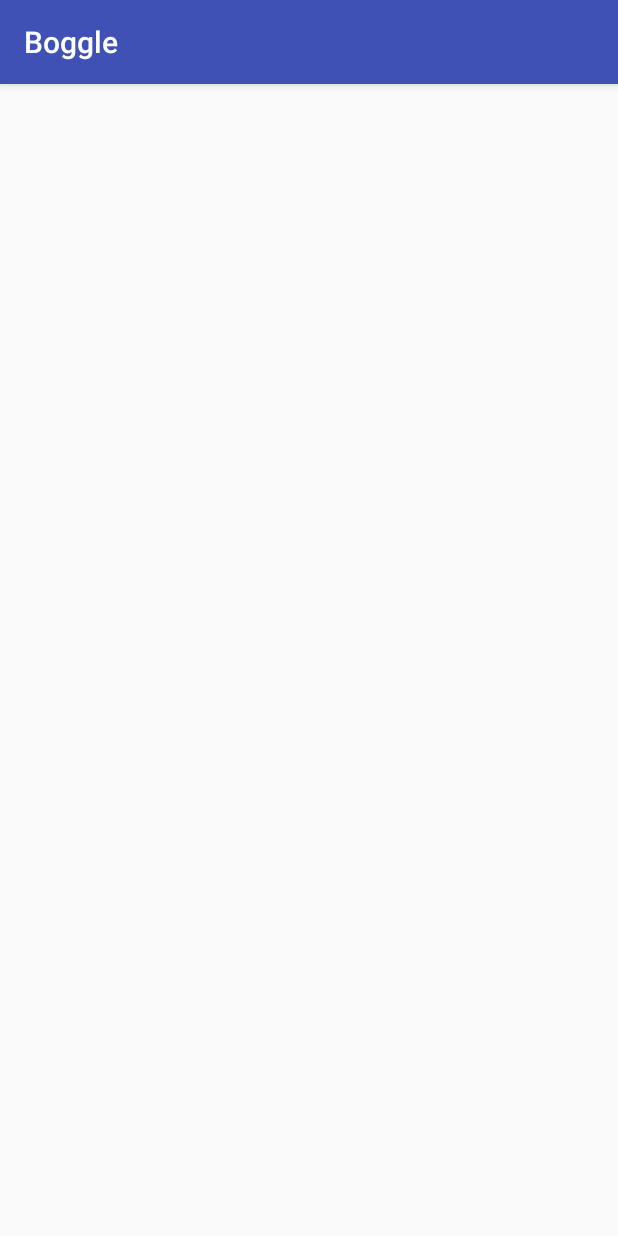
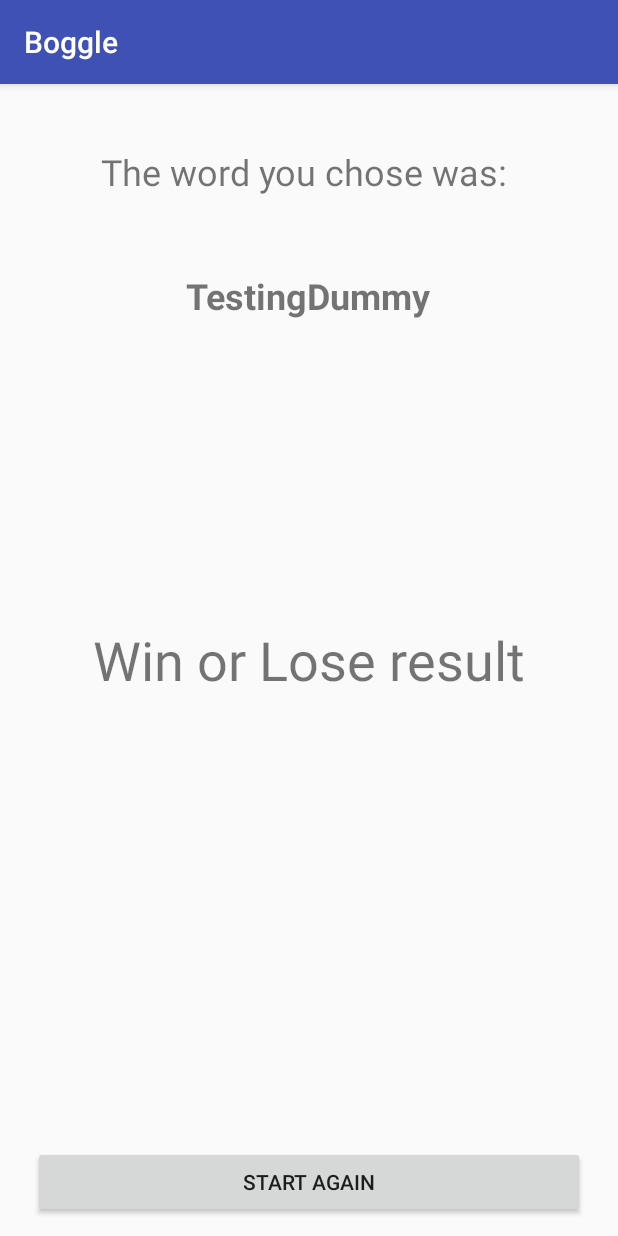
Before and after one commit to doomcatLee/Boggle, an Android app: the ResultActivity screen opened directly, with no data from a screen before it, on a phone screen of 412 x 824 dp. Run offline under Robolectric (Android 15) with nearby library versions, the phone set to English and light mode, and no system bars.

Commit message:
add relativelayout instead of constraint layout

```diff
--- a/app/build.gradle
+++ b/app/build.gradle
@@ -26,5 +26,6 @@ dependencies {
     })
     compile 'com.android.support:appcompat-v7:25.3.1'
     compile 'com.android.support.constraint:constraint-layout:1.0.2'
+    compile 'com.jakewharton:butterknife:7.0.1'
     testCompile 'junit:junit:4.12'
 }
--- a/app/src/main/java/com/example/guest/boggle/ResultActivity.java
+++ b/app/src/main/java/com/example/guest/boggle/ResultActivity.java
@@ -10,4 +10,6 @@ public class ResultActivity extends AppCompatActivity {
         super.onCreate(savedInstanceState);
         setContentView(R.layout.activity_result);
     }
+
+
 }
--- a/app/src/main/res/layout/activity_result.xml
+++ b/app/src/main/res/layout/activity_result.xml
@@ -1,9 +1,55 @@
 <?xml version="1.0" encoding="utf-8"?>
-<android.support.constraint.ConstraintLayout xmlns:android="http://schemas.android.com/apk/res/android"
+<RelativeLayout xmlns:android="http://schemas.android.com/apk/res/android"
     xmlns:app="http://schemas.android.com/apk/res-auto"
     xmlns:tools="http://schemas.android.com/tools"
     android:layout_width="match_parent"
     android:layout_height="match_parent"
     tools:context="com.example.guest.boggle.ResultActivity">
 
-</android.support.constraint.ConstraintLayout>
+    <TextView
+        android:id="@+id/textView"
+        android:layout_width="wrap_content"
+        android:layout_height="wrap_content"
+        android:text="The word you chose was: "
+        android:textSize="24sp"
+        tools:layout_editor_absoluteX="56dp"
+        tools:layout_editor_absoluteY="42dp"
+        android:layout_alignParentTop="true"
+        android:layout_centerHorizontal="true"
+        android:layout_marginTop="42dp" />
+
+    <Button
+        android:id="@+id/button"
+        android:layout_width="368dp"
+        android:layout_height="wrap_content"
+        android:text="Start Again"
+        tools:layout_editor_absoluteX="8dp"
+        tools:layout_editor_absoluteY="447dp"
+        android:layout_marginBottom="12dp"
+        android:layout_alignParentBottom="true"
+        android:layout_centerHorizontal="true" />
+
+    <TextView
+        android:id="@+id/textView2"
+        android:layout_width="wrap_content"
+        android:layout_height="wrap_content"
+        android:text="TestingDummy"
+        android:textSize="24sp"
+        android:textStyle="bold"
+        tools:layout_editor_absoluteX="109dp"
+        tools:layout_editor_absoluteY="110dp"
+        android:layout_below="@+id/textView"
+        android:layout_centerHorizontal="true"
+        android:layout_marginTop="50dp" />
+
+    <TextView
+        android:id="@+id/textView3"
+        android:layout_width="wrap_content"
+        android:layout_height="wrap_content"
+        android:text="Win or Lose result"
+        android:textSize="36sp"
+        tools:layout_editor_absoluteX="56dp"
+        tools:layout_editor_absoluteY="234dp"
+        android:layout_centerVertical="true"
+        android:layout_centerHorizontal="true" />
+</RelativeLayout>
```
Also changed, not shown: app/src/main/java/com/example/guest/boggle/MainActivity.java (+22 -1 lines), app/src/main/res/layout/activity_main.xml (+12 -5 lines), app/src/main/res/layout/activity_submit.xml (+18 -6 lines).
